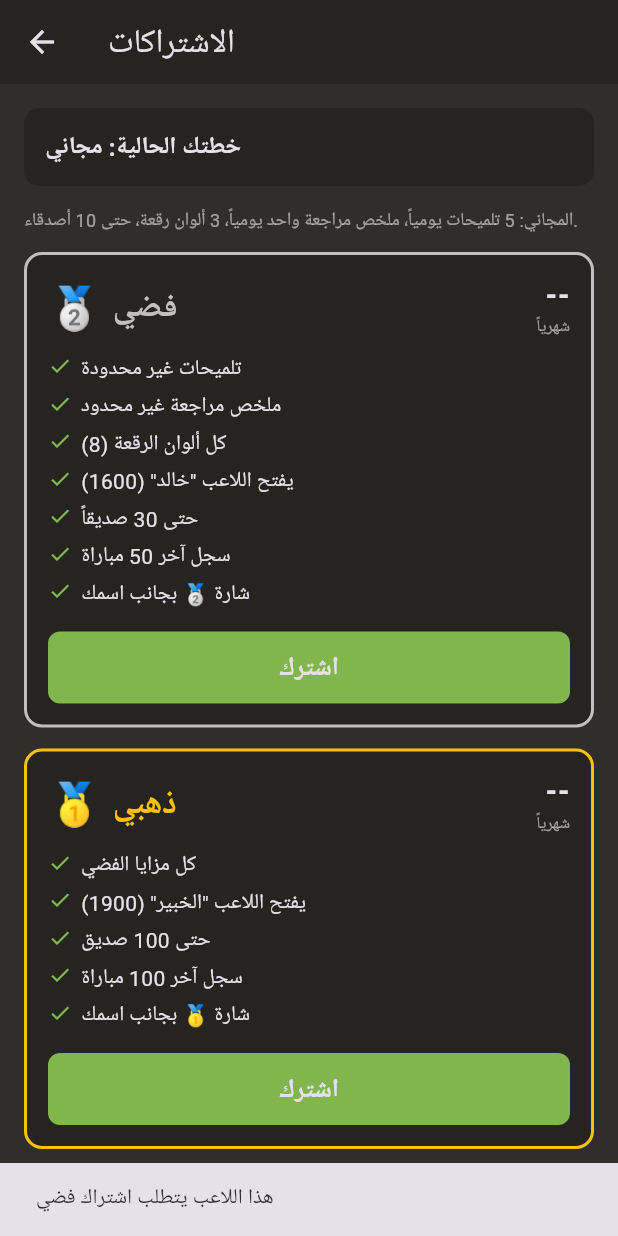
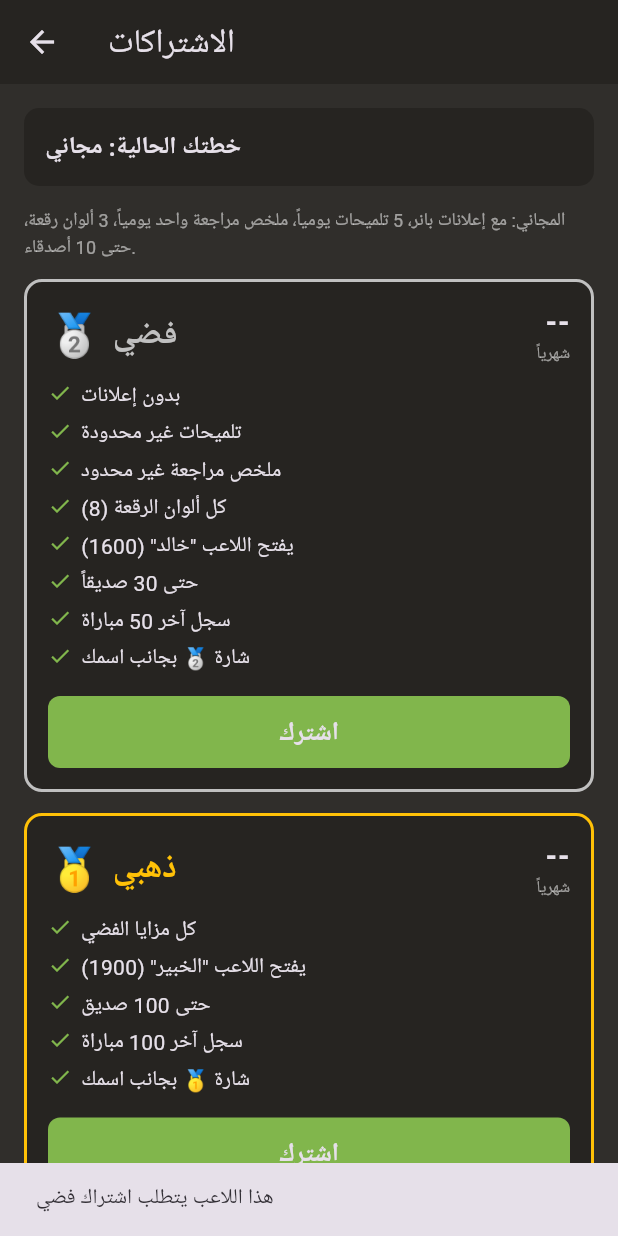
Before and after one commit to 20091211mn/chess_gam, a Flutter app: the BotsPage screen opened directly, after a tap on an icon or button, on a phone screen of 412 x 824 dp. Run offline on Flutter 3.47's test engine with Material 3 defaults, Android fonts, the phone set to English and light mode, and no system bars; our stand-ins replace google_mobile_ads, in_app_purchase, shared_preferences; missing offline and left inert: chess; accounts and stored records are empty; network calls fail.

Commit message:
v7 subscriptions friends ads ios

```diff
--- a/lib/main.dart
+++ b/lib/main.dart
@@ -1,5 +1,6 @@
 import 'dart:async';
 import 'dart:convert';
+import 'dart:io' show Platform;
 import 'dart:math';
 import 'package:flutter/foundation.dart';
 import 'package:flutter/material.dart';
@@ -8,6 +9,7 @@ import 'package:chess/chess.dart' as ch;
 import 'package:web_socket_channel/web_socket_channel.dart';
 import 'package:shared_preferences/shared_preferences.dart';
 import 'package:in_app_purchase/in_app_purchase.dart';
+import 'package:google_mobile_ads/google_mobile_ads.dart';
 
 // ───────────── online server (change after you deploy it) ─────────────
 const kServerUrl = 'wss://YOUR-SERVER.onrender.com';
@@ -80,6 +82,7 @@ const List<String> kPlanIds = [
 const List<List<String>> kPlanFeatures = [
   [],
   [
+    'بدون إعلانات',
     'تلميحات غير محدودة',
     'ملخص مراجعة غير محدود',
     'كل ألوان الرقعة (8)',
@@ -285,6 +288,9 @@ Future<void> main() async {
     await Prefs.load();
   } catch (_) {}
   Store.init();
+  if (Platform.isAndroid) {
+    MobileAds.instance.initialize();
+  }
   if (Prefs.usedOnline) Hub.ensure();
   SystemChrome.setPreferredOrientations([DeviceOrientation.portraitUp]);
   runApp(const ChessApp());
@@ -915,6 +921,7 @@ class _MenuPageState extends State<MenuPage> {
 
   @override
   Widget build(BuildContext context) => Scaffold(
+        bottomNavigationBar: const SafeArea(child: AdBanner()),
         body: SafeArea(
           child: ListView(
             padding: const EdgeInsets.all(20),
@@ -968,6 +975,70 @@ class _MenuPageState extends State<MenuPage> {
       );
 }
 
+// ───────────── ads (free plan only) ─────────────
+// set to true while testing to show Google's test ads
+const bool kTestAds = false;
+const String kBannerId = 'ca-app-pub-7019939648590037/6914424873';
+const String kTestBannerId = 'ca-app-pub-3940256099942544/6300978111';
+
+class AdBanner extends StatefulWidget {
+  const AdBanner({super.key});
+  @override
+  State<AdBanner> createState() => _AdBannerState();
+}
+
+class _AdBannerState extends State<AdBanner> {
+  BannerAd? _ad;
+  bool _loaded = false;
+
+  @override
+  void initState() {
+    super.initState();
+    _load();
+  }
+
+  void _load() {
+    if (!Platform.isAndroid || Prefs.tier > 0) return;
+    final ad = BannerAd(
+      adUnitId: kTestAds ? kTestBannerId : kBannerId,
+      size: AdSize.banner,
+      request: const AdRequest(),
+      listener: BannerAdListener(
+        onAdLoaded: (a) {
+          if (mounted) {
+            setState(() => _loaded = true);
+          } else {
+            a.dispose();
+          }
+        },
+        onAdFailedToLoad: (a, e) {
+          a.dispose();
+        },
+      ),
+    );
+    _ad = ad;
+    ad.load();
+  }
+
+  @override
+  void dispose() {
+    _ad?.dispose();
+    super.dispose();
+  }
+
+  @override
+  Widget build(BuildContext context) {
+    final ad = _ad;
+    if (Prefs.tier > 0 || !_loaded || ad == null) {
+      return const SizedBox.shrink();
+    }
+    return SizedBox(
+        width: ad.size.width.toDouble(),
+        height: ad.size.height.toDouble(),
+        child: AdWidget(ad: ad));
+  }
+}
+
 // ───────────── bots ─────────────
 class BotsPage extends StatefulWidget {
   const BotsPage({super.key});
@@ -1070,6 +1141,7 @@ class _BotsPageState extends State<BotsPage> {
   Widget build(BuildContext context) {
     final tc = kTCs[Prefs.tcIdx];
     return Scaffold(
+      bottomNavigationBar: const SafeArea(child: AdBanner()),
       appBar: AppBar(
           backgroundColor: kPanel, title: const Text('العب ضد الكمبيوتر')),
       body: ListView(padding: const EdgeInsets.all(16), children: [
@@ -1203,7 +1275,7 @@ class _PlansPageState extends State<PlansPage> {
                   const TextStyle(fontSize: 16, fontWeight: FontWeight.w700)),
         ),
         const Text(
-            'المجاني: 5 تلميحات يومياً، ملخص مراجعة واحد يومياً، 3 ألوان رقعة، حتى 10 أصدقاء.',
+            'المجاني: مع إعلانات بانر، 5 تلميحات يومياً، ملخص مراجعة واحد يومياً، 3 ألوان رقعة، حتى 10 أصدقاء.',
             style: TextStyle(fontSize: 12, color: Colors.white54)),
         const SizedBox(height: 12),
         _card(1),
@@ -1816,6 +1888,7 @@ class HistoryPage extends StatelessWidget {
   Widget build(BuildContext context) {
     final list = Prefs.history();
     return Scaffold(
+      bottomNavigationBar: const SafeArea(child: AdBanner()),
       appBar: AppBar(
           backgroundColor: kPanel, title: const Text('سجل المباريات')),
       body: list.isEmpty
--- a/pubspec.yaml
+++ b/pubspec.yaml
@@ -13,6 +13,7 @@ dependencies:
   web_socket_channel: ^2.4.0
   shared_preferences: ^2.2.2
   in_app_purchase: ^3.2.0
+  google_mobile_ads: ^5.3.0
 
 flutter:
   uses-material-design: true
```
Also changed, not shown: 1 other file.
